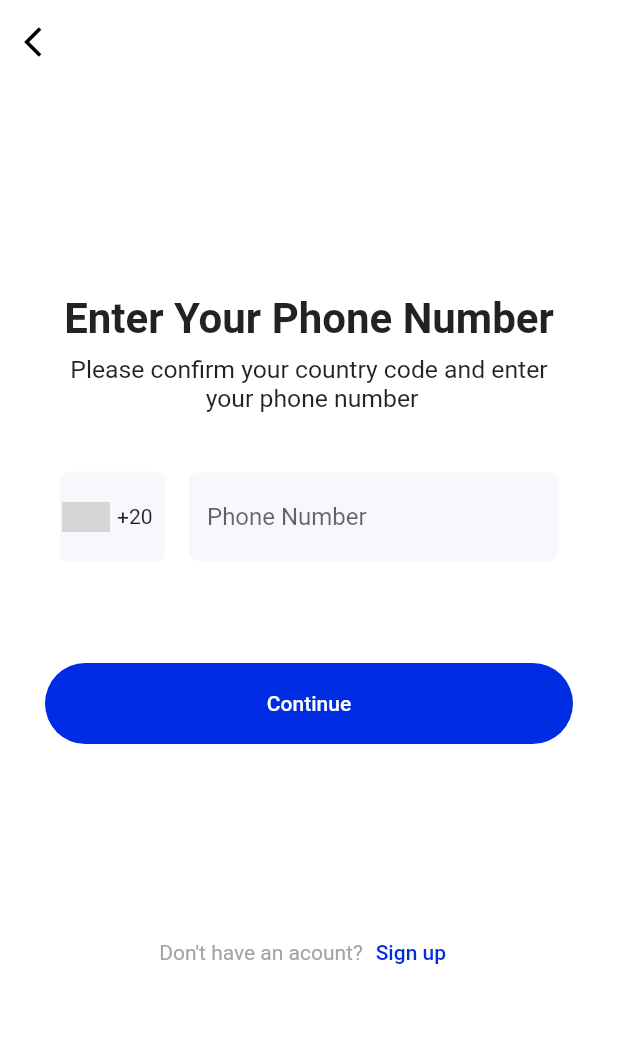
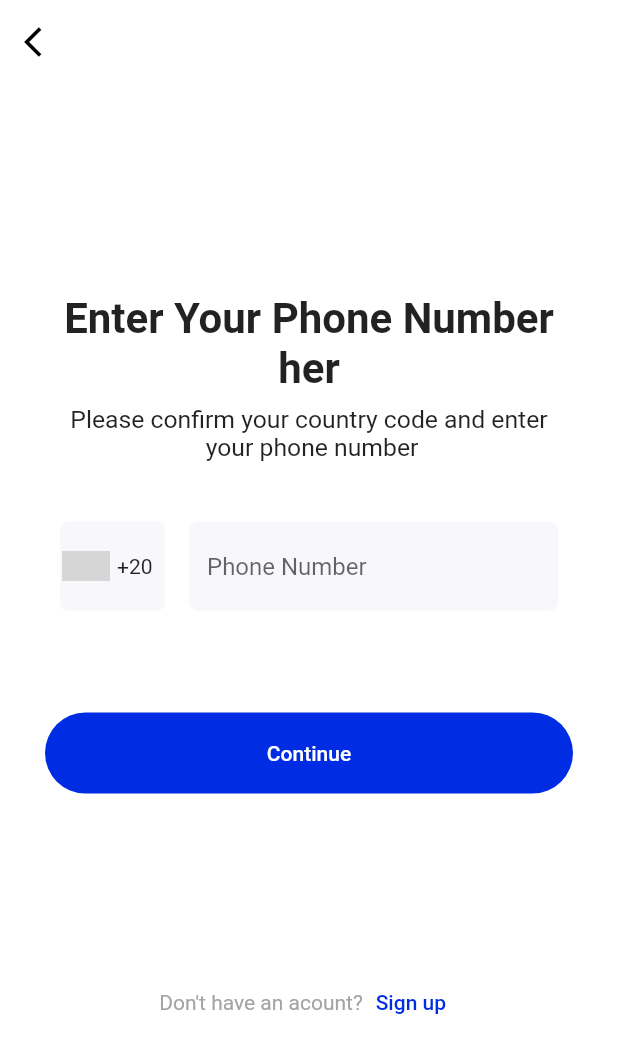
Before and after one commit to alaa7041/Chat-App, a Flutter app: the screen it shows after launch, after a tap on "Start Massaging", on a phone screen of 412 x 824 dp. Shown: the top 1053 px of the screen. Run offline on Flutter 3.47's test engine with Material 2 defaults, Android fonts, the phone set to English and light mode, and no system bars; our stand-ins replace animate_do, flutter_screenutil; network calls fail; grey boxes are pictures that could not be loaded.

Commit message:
Initial commit
this is chat application project.

login text change

```diff
--- a/lib/views/auth/login/view.dart
+++ b/lib/views/auth/login/view.dart
@@ -30,7 +30,7 @@ class LoginView extends StatelessWidget {
             padding: EdgeInsets.all(20),
             children: [
               Text(
-                "Enter Your Phone Number",
+                "Enter Your Phone Number her",
                 style: TextStyle(
                   fontSize: 28,
                   fontWeight: FontWeight.bold,
```
